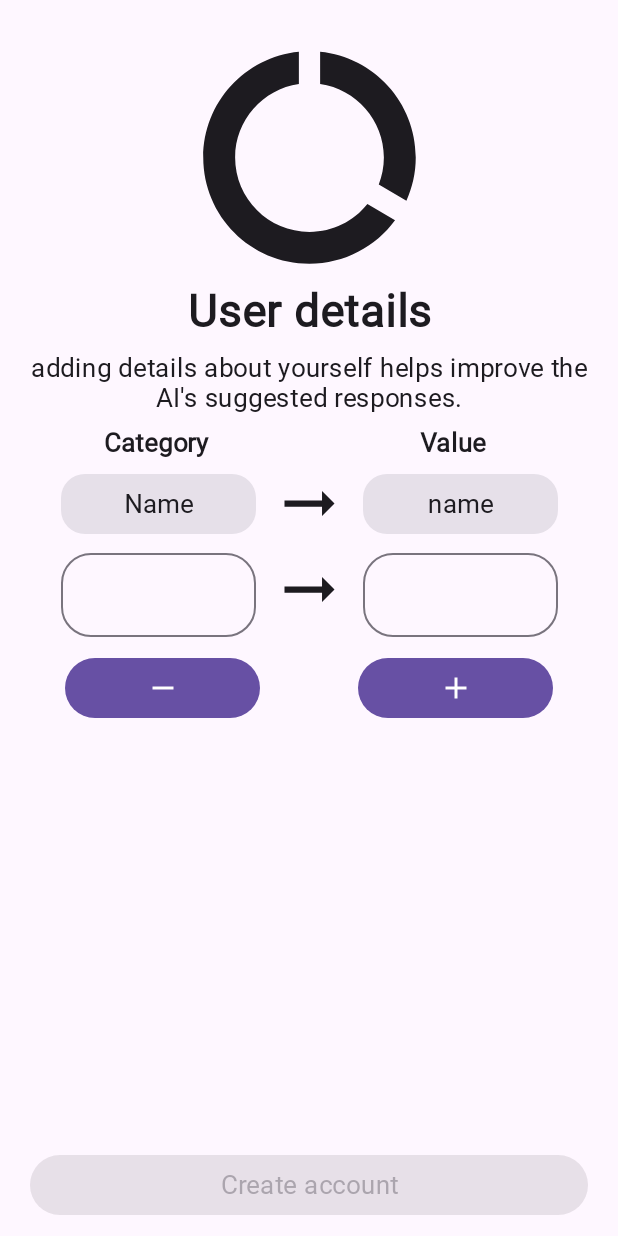
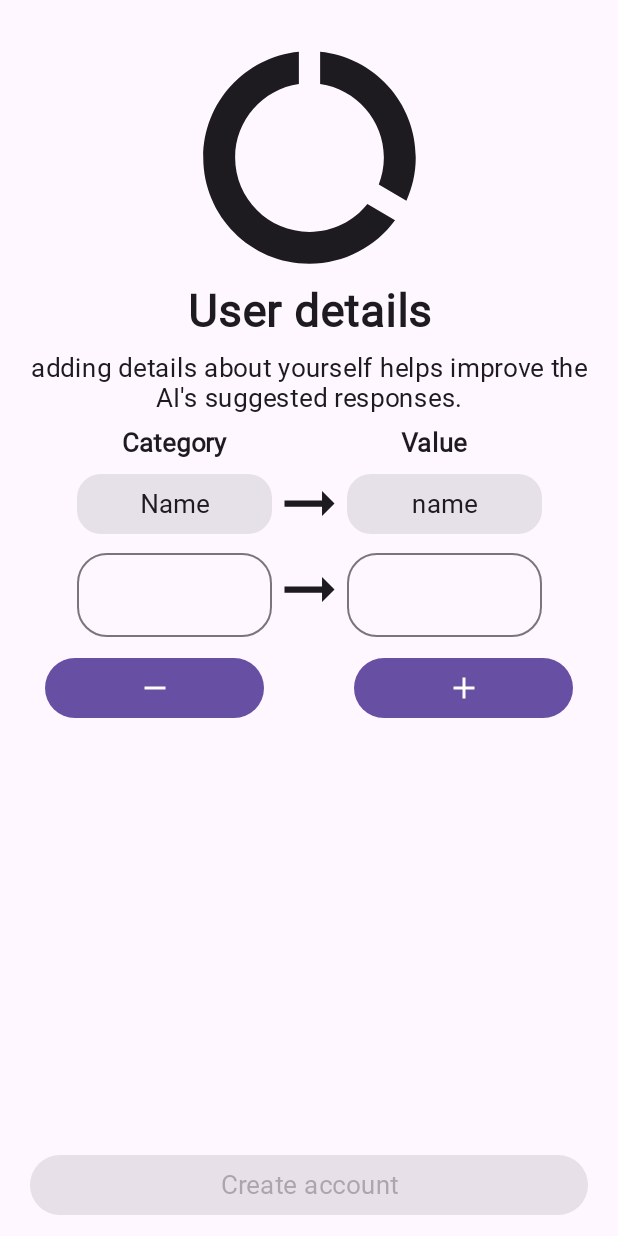
Before and after one commit to klokidis/Onpa, an Android app built with Jetpack Compose: the UserDetailsScreen screen opened through its navigation route, after a tap on "Add new detail", on a phone screen of 412 x 824 dp. Run offline under Robolectric (Android 15) with nearby library versions, the phone set to English and light mode, and no system bars; our stand-ins replace Dagger/Hilt's generated code, Room's generated code; Roboto replaces fonts that are not available here.

Commit message:
improve gemini prompts

```diff
--- a/app/src/main/java/com/example/ptyxiakh/ui/UserDetailsScreen.kt
+++ b/app/src/main/java/com/example/ptyxiakh/ui/UserDetailsScreen.kt
@@ -134,7 +134,7 @@ fun UserDetailsScreen(
                 style = MaterialTheme.typography.bodyMedium.copy(fontWeight = FontWeight.Bold),
                 textAlign = TextAlign.Center
             )
-            Spacer(modifier = Modifier.padding(start = 140.dp))
+            Spacer(modifier = Modifier.padding(start = 115.dp))
             Text(
                 text = stringResource(R.string.value),
                 style = MaterialTheme.typography.bodyMedium.copy(fontWeight = FontWeight.Bold),
@@ -195,7 +195,7 @@ private fun ListButtons(addLine: () -> Unit, minusLast: () -> Unit) {
     Row(
         modifier = Modifier
             .fillMaxWidth()
-            .padding(start = 39.dp, end = 39.dp, top = 10.dp, bottom = 10.dp),
+            .padding(start = 30.dp, end = 30.dp, top = 10.dp, bottom = 10.dp),
         verticalAlignment = Alignment.CenterVertically,
         horizontalArrangement = Arrangement.Center
     ) {
@@ -204,7 +204,7 @@ private fun ListButtons(addLine: () -> Unit, minusLast: () -> Unit) {
                 minusLast()
             },
             modifier = Modifier
-                .width(130.dp),
+                .weight(1f),
             contentPadding = PaddingValues(0.dp),
         ) {
             Icon(
@@ -212,13 +212,13 @@ private fun ListButtons(addLine: () -> Unit, minusLast: () -> Unit) {
                 contentDescription = stringResource(R.string.remove),
             )
         }
-        Spacer(modifier = Modifier.padding(start = 65.dp))
+        Spacer(modifier = Modifier.padding(start = 60.dp))
         Button(
             onClick = {
                 addLine()
             },
             modifier = Modifier
-                .width(130.dp),
+                .weight(1f),
             contentPadding = PaddingValues(0.dp)
         ) {
             Icon(
@@ -260,14 +260,12 @@ fun NewUserData(
             singleLine = true,
             shape = RoundedCornerShape(20.dp)
         )
-        Spacer(modifier = Modifier.padding(5.dp))
         Icon(
             modifier = Modifier
                 .size(50.dp),
             imageVector = Icons.AutoMirrored.Filled.ArrowRightAlt,
             contentDescription = stringResource(R.string.arrow),
         )
-        Spacer(modifier = Modifier.padding(5.dp))
         OutlinedTextField(
             value = value.value,
             onValueChange = {
@@ -302,14 +300,12 @@ fun UserData(
             horizontalArrangement = Arrangement.Center
         ) {
             OneData(thisData.category)
-            Spacer(modifier = Modifier.padding(5.dp))
             Icon(
                 modifier = Modifier
                     .size(50.dp),
                 imageVector = Icons.AutoMirrored.Filled.ArrowRightAlt,
                 contentDescription = stringResource(R.string.arrow),
             )
-            Spacer(modifier = Modifier.padding(5.dp))
             OneData(thisData.value)
         }
     }
--- a/app/src/main/java/com/example/ptyxiakh/viewmodels/GeminiViewModel.kt
+++ b/app/src/main/java/com/example/ptyxiakh/viewmodels/GeminiViewModel.kt
@@ -50,7 +50,7 @@ class GeminiViewModel : ViewModel() {
                         text(
                             "Question: \"$prompt\"\n\n" +
                                     "Respond as if you are this person: $userContext\n\n" +
-                                    "With three distinct responses with different moods. Number each response (1, 2, 3). Avoid emojis and unnecessary phrasing."
+                                    "With three simple responses with different moods. Number each response (1, 2, 3). Avoid emojis and unnecessary phrasing."
                         )
                     }
                 )
```
